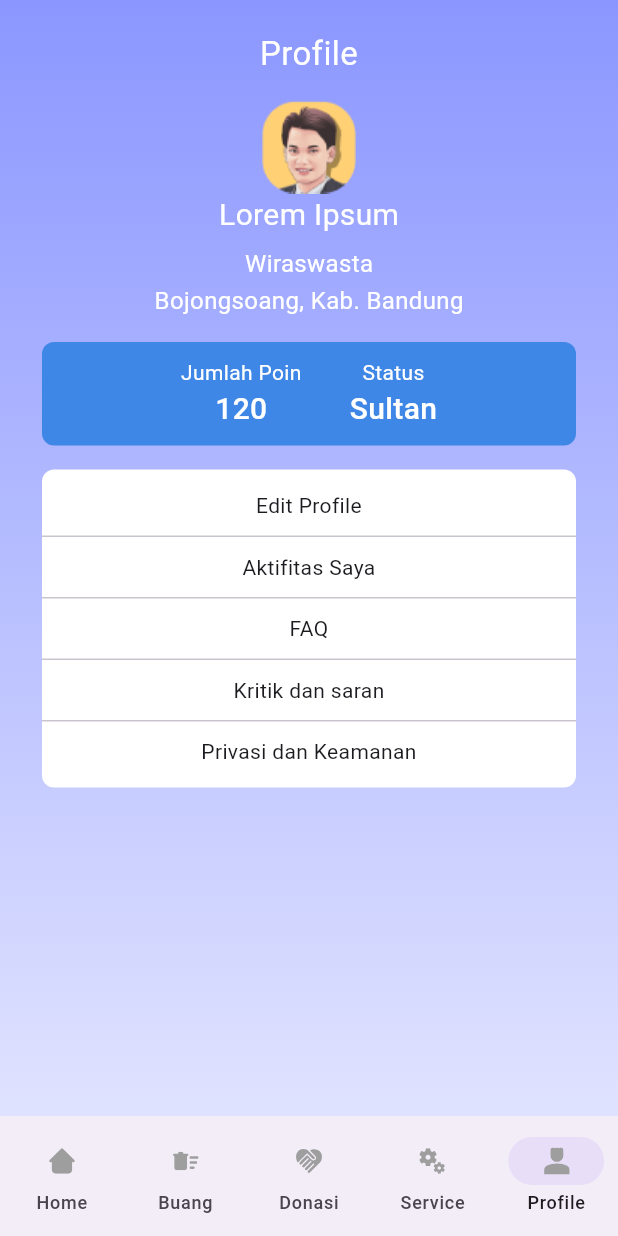
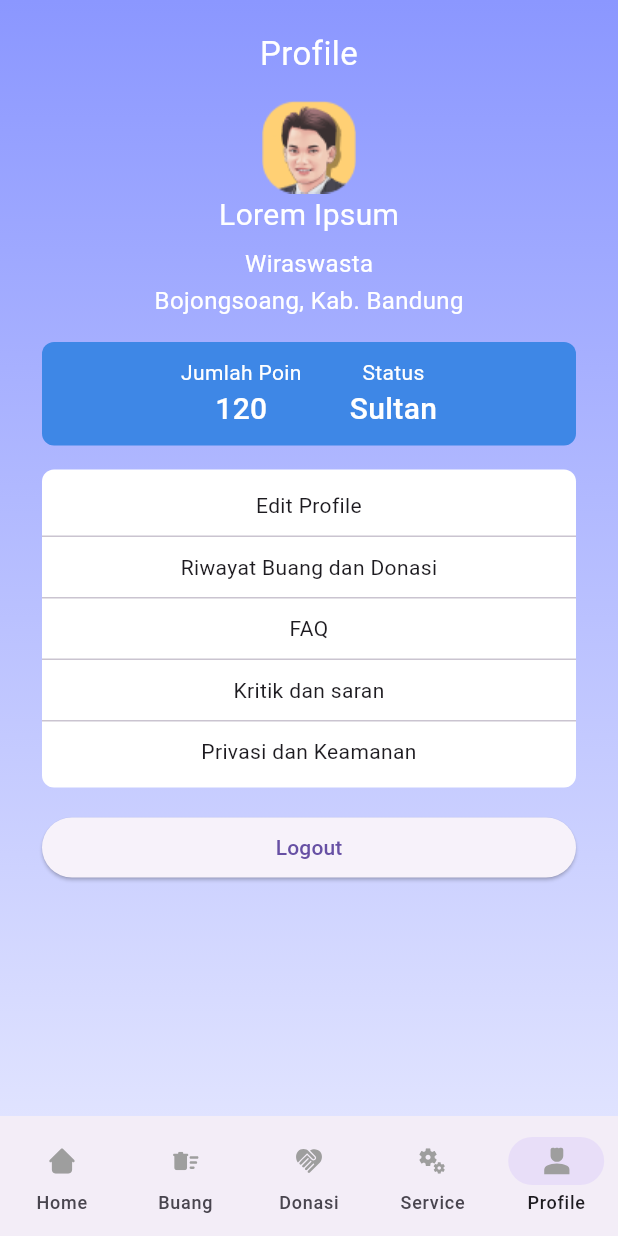
Before and after one commit to omanfathurrahman/e_waste, a Flutter app: the MainLayout screen opened directly, item 5 of the bottom bar chosen, on a phone screen of 412 x 824 dp. Run offline on Flutter 3.47's test engine with Material 3 defaults, Android fonts, the light colour scheme and no system bars; our stand-ins replace flutter_svg, supabase_flutter; missing offline and left inert: dart:ffi; accounts and stored records are empty.

Commit message:
Refactor import statements and update UI text

```diff
--- a/lib/screen/auth/login_screen.dart
+++ b/lib/screen/auth/login_screen.dart
@@ -1,7 +1,5 @@
 import 'package:e_waste/main.dart';
 import 'package:e_waste/screen/auth/register_screen.dart';
-import 'package:e_waste/screen/home/home_screen.dart';
-import 'package:flutter/foundation.dart';
 import 'package:flutter/material.dart';
 import 'package:supabase_flutter/supabase_flutter.dart';
 
@@ -17,12 +15,10 @@ class _LoginScreenState extends State<LoginScreen> {
   final TextEditingController _passwordController = TextEditingController();
 
   void signIn(BuildContext context) async {
-    print("hehe");
     final res = await Supabase.instance.client.auth.signInWithPassword(
       email: _emailController.text,
       password: _passwordController.text,
     );
-    print(res);
     if (!context.mounted) return;
     Navigator.push(
       context,
--- a/lib/screen/auth/register_screen.dart
+++ b/lib/screen/auth/register_screen.dart
@@ -1,6 +1,4 @@
 import 'package:e_waste/screen/auth/login_screen.dart';
-import 'package:e_waste/screen/home/home_screen.dart';
-import 'package:flutter/foundation.dart';
 import 'package:flutter/material.dart';
 import 'package:supabase_flutter/supabase_flutter.dart';
 
--- a/lib/screen/profile/profile_screen.dart
+++ b/lib/screen/profile/profile_screen.dart
@@ -1,4 +1,6 @@
+import 'package:e_waste/screen/auth/login_screen.dart';
 import 'package:flutter/material.dart';
+import 'package:supabase_flutter/supabase_flutter.dart';
 
 class ProfileScreen extends StatelessWidget {
   const ProfileScreen({super.key});
@@ -18,6 +20,8 @@ class ProfileScreen extends StatelessWidget {
         KomponenPoin(),
         SizedBox(height: 16),
         KomponenMenu(),
+        SizedBox(height: 16),
+        KomponenLogout(),
       ],
     );
   }
@@ -117,14 +121,14 @@ class KomponenMenu extends StatelessWidget {
         borderRadius: BorderRadius.circular(8),
       ),
       child: Padding(
-        padding: EdgeInsets.symmetric(vertical: 4),
+        padding: const EdgeInsets.symmetric(vertical: 4),
         child: Column(
           children: [
             InkWell(
               onTap: () {
                 print("fdaf");
               },
-              child: Padding(
+              child: const Padding(
                 padding: EdgeInsets.symmetric(vertical: 10),
                 child: SizedBox(
                   width: double.infinity,
@@ -135,28 +139,28 @@ class KomponenMenu extends StatelessWidget {
                 ),
               ),
             ),
-            Divider(height: 1.0),
+            const Divider(height: 1.0),
             InkWell(
               onTap: () {
                 print("fdaf");
               },
-              child: Padding(
+              child: const Padding(
                 padding: EdgeInsets.symmetric(vertical: 10),
                 child: SizedBox(
                   width: double.infinity,
                   child: Text(
-                    "Aktifitas Saya",
+                    "Riwayat Buang dan Donasi",
                     textAlign: TextAlign.center,
                   ),
                 ),
               ),
             ),
-            Divider(height: 1.0),
+            const Divider(height: 1.0),
             InkWell(
               onTap: () {
                 print("fdaf");
               },
-              child: Padding(
+              child: const Padding(
                 padding: EdgeInsets.symmetric(vertical: 10),
                 child: SizedBox(
                   width: double.infinity,
@@ -167,12 +171,12 @@ class KomponenMenu extends StatelessWidget {
                 ),
               ),
             ),
-            Divider(height: 1.0),
+            const Divider(height: 1.0),
             InkWell(
               onTap: () {
                 print("fdaf");
               },
-              child: Padding(
+              child: const Padding(
                 padding: EdgeInsets.symmetric(vertical: 10),
                 child: SizedBox(
                   width: double.infinity,
@@ -183,12 +187,12 @@ class KomponenMenu extends StatelessWidget {
                 ),
               ),
             ),
-            Divider(height: 1.0),
+            const Divider(height: 1.0),
             InkWell(
               onTap: () {
                 print("fdaf");
               },
-              child: Padding(
+              child: const Padding(
                 padding: EdgeInsets.symmetric(vertical: 10),
                 child: SizedBox(
                   width: double.infinity,
@@ -205,3 +209,26 @@ class KomponenMenu extends StatelessWidget {
     );
   }
 }
+
+class KomponenLogout extends StatelessWidget {
+  const KomponenLogout({super.key});
+
+  Future<void> _logout() async {
+    await Supabase.instance.client.auth.signOut();
+  }
+
+  @override
+  Widget build(BuildContext context) {
+    return ElevatedButton(
+        onPressed: () {
+          _logout();
+          Navigator.pushReplacement(
+            context,
+            MaterialPageRoute(
+              builder: (context) => LoginScreen(),
+            ),
+          );
+        },
+        child: Text("Logout"));
+  }
+}
--- a/lib/screen/service/service_screen.dart
+++ b/lib/screen/service/service_screen.dart
@@ -77,7 +77,7 @@ class _KomponenAlamatState extends State<KomponenAlamat> {
       crossAxisAlignment: CrossAxisAlignment.start,
       children: [
         const Text(
-          "Alamat",
+          "Pilih Kecamatan",
           style: TextStyle(fontSize: 20, color: Colors.white),
         ),
         const SizedBox(
```
Also changed, not shown: lib/screen/buang/keranjang_buang.dart (+40 -18 lines), lib/screen/donasi/keranjang_donasi.dart (+49 -13 lines), lib/screen/service/detail_lokasi_service.dart (+10 -2 lines).
